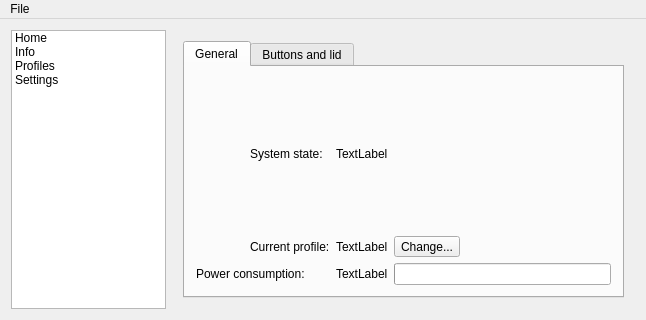
This is src-qt5/pc-power/pc-power/mainwindow.ui in yurkis/pcbsd as Qt 5 draws it before an edit. The edited form follows.
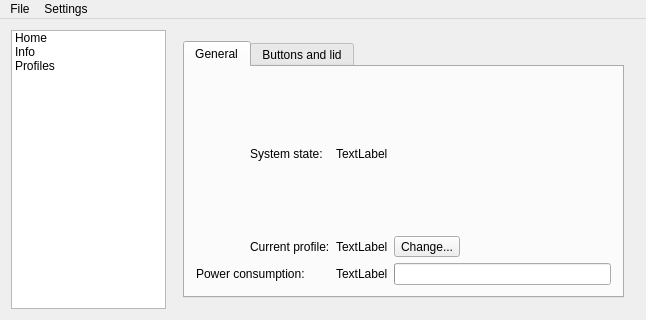
This is the edited form. The open tabs and pages were chosen to show the change. Icons and pictures are not drawn.

Diff of the .ui file:
```diff
--- a/src-qt5/pc-power/pc-power/mainwindow.ui
+++ b/src-qt5/pc-power/pc-power/mainwindow.ui
@@ -91,15 +91,6 @@
          <normaloff>:/images/page-profiles.png</normaloff>:/images/page-profiles.png</iconset>
        </property>
       </item>
-      <item>
-       <property name="text">
-        <string>Settings</string>
-       </property>
-       <property name="icon">
-        <iconset resource="pc-power.qrc">
-         <normaloff>:/images/page-settings.png</normaloff>:/images/page-settings.png</iconset>
-       </property>
-      </item>
      </widget>
     </item>
     <item>
@@ -791,7 +782,14 @@
     <addaction name="actionCloseWindow"/>
     <addaction name="actionExit"/>
    </widget>
+   <widget class="QMenu" name="menuSettings">
+    <property name="title">
+     <string>Settings</string>
+    </property>
+    <addaction name="actionPwrd_settings"/>
+   </widget>
    <addaction name="menuFile"/>
+   <addaction name="menuSettings"/>
   </widget>
   <action name="actionCloseWindow">
    <property name="text">
```
Left out of the diff: 15 changed lines with no effect on the pictures.
